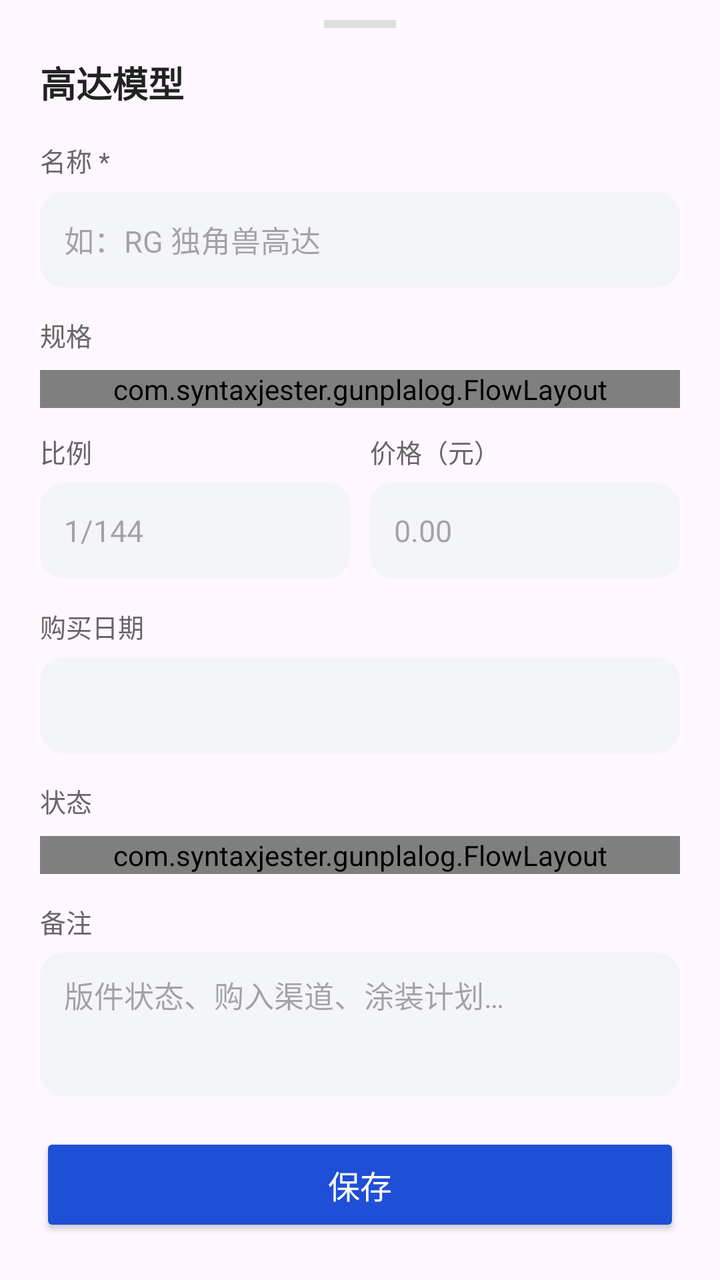
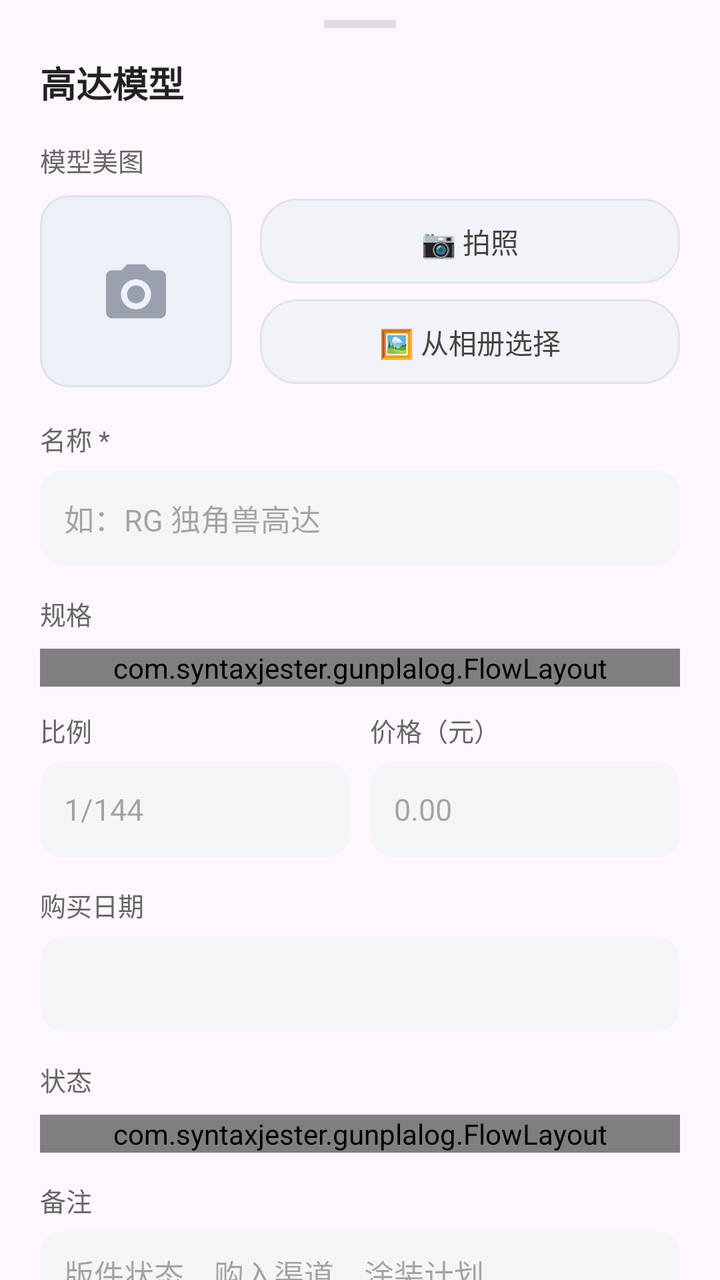

The first picture is an Android layout as it rendered before a commit; the second is the same layout after the commit. The layout source and the unified diff follow.
<!-- AndroidManifest.xml: application theme Theme.GunplaLog -->
<!-- res/layout/sheet_edit.xml -->
<?xml version="1.0" encoding="utf-8"?>
<androidx.core.widget.NestedScrollView xmlns:android="http://schemas.android.com/apk/res/android"
    xmlns:app="http://schemas.android.com/apk/res-auto"
    android:layout_width="match_parent"
    android:layout_height="wrap_content"
    android:fillViewport="true">

    <LinearLayout
        android:layout_width="match_parent"
        android:layout_height="wrap_content"
        android:orientation="vertical"
        android:paddingLeft="20dp"
        android:paddingTop="10dp"
        android:paddingRight="20dp"
        android:paddingBottom="28dp">

        <View
            android:layout_width="36dp"
            android:layout_height="4dp"
            android:layout_gravity="center_horizontal"
            android:background="#DDDDDD" />

        <TextView
            android:layout_width="wrap_content"
            android:layout_height="wrap_content"
            android:layout_marginTop="14dp"
            android:text="@string/sheet_title"
            android:textColor="#222222"
            android:textSize="18sp"
            android:textStyle="bold" />

        <TextView
            android:layout_width="wrap_content"
            android:layout_height="wrap_content"
            android:layout_marginTop="16dp"
            android:text="@string/label_name"
            android:textColor="#666666"
            android:textSize="13sp" />

        <EditText
            android:id="@+id/etName"
            android:layout_width="match_parent"
            android:layout_height="48dp"
            android:layout_marginTop="6dp"
            android:background="@drawable/bg_input"
            android:hint="@string/hint_name"
            android:importantForAutofill="no"
            android:inputType="text"
            android:maxLines="1"
            android:paddingLeft="12dp"
            android:paddingRight="12dp"
            android:textSize="15sp" />

        <TextView
            android:layout_width="wrap_content"
            android:layout_height="wrap_content"
            android:layout_marginTop="14dp"
            android:text="@string/label_grade"
            android:textColor="#666666"
            android:textSize="13sp" />

        <com.syntaxjester.gunplalog.FlowLayout
            android:id="@+id/flowGrade"
            android:layout_width="match_parent"
            android:layout_height="wrap_content"
            android:layout_marginTop="8dp" />

        <LinearLayout
            android:layout_width="match_parent"
            android:layout_height="wrap_content"
            android:layout_marginTop="12dp"
            android:orientation="horizontal">

            <LinearLayout
                android:layout_width="0dp"
                android:layout_height="wrap_content"
                android:layout_marginRight="10dp"
                android:layout_weight="1"
                android:orientation="vertical">

                <TextView
                    android:layout_width="wrap_content"
                    android:layout_height="wrap_content"
                    android:text="@string/label_scale"
                    android:textColor="#666666"
                    android:textSize="13sp" />

                <EditText
                    android:id="@+id/etScale"
                    android:layout_width="match_parent"
                    android:layout_height="48dp"
                    android:layout_marginTop="6dp"
                    android:background="@drawable/bg_input"
                    android:hint="@string/hint_scale"
                    android:importantForAutofill="no"
                    android:inputType="text"
                    android:maxLines="1"
                    android:paddingLeft="12dp"
                    android:paddingRight="12dp"
                    android:textSize="15sp" />
            </LinearLayout>

            <LinearLayout
                android:layout_width="0dp"
                android:layout_height="wrap_content"
                android:layout_weight="1"
                android:orientation="vertical">

                <TextView
                    android:layout_width="wrap_content"
                    android:layout_height="wrap_content"
                    android:text="@string/label_price"
                    android:textColor="#666666"
                    android:textSize="13sp" />

                <EditText
                    android:id="@+id/etPrice"
                    android:layout_width="match_parent"
                    android:layout_height="48dp"
                    android:layout_marginTop="6dp"
                    android:background="@drawable/bg_input"
                    android:hint="@string/hint_price"
                    android:importantForAutofill="no"
                    android:inputType="numberDecimal"
                    android:maxLines="1"
                    android:paddingLeft="12dp"
                    android:paddingRight="12dp"
                    android:textSize="15sp" />
            </LinearLayout>
        </LinearLayout>

        <TextView
            android:layout_width="wrap_content"
            android:layout_height="wrap_content"
            android:layout_marginTop="14dp"
            android:text="@string/label_date"
            android:textColor="#666666"
            android:textSize="13sp" />

        <EditText
            android:id="@+id/etDate"
            android:layout_width="match_parent"
            android:layout_height="48dp"
            android:layout_marginTop="6dp"
            android:background="@drawable/bg_input"
            android:clickable="true"
            android:cursorVisible="false"
            android:focusable="false"
            android:importantForAutofill="no"
            android:inputType="none"
            android:maxLines="1"
            android:paddingLeft="12dp"
            android:paddingRight="12dp"
            android:textSize="15sp" />

        <TextView
            android:layout_width="wrap_content"
            android:layout_height="wrap_content"
            android:layout_marginTop="14dp"
            android:text="@string/label_status"
            android:textColor="#666666"
            android:textSize="13sp" />

        <com.syntaxjester.gunplalog.FlowLayout
            android:id="@+id/flowStatus"
            android:layout_width="match_parent"
            android:layout_height="wrap_content"
            android:layout_marginTop="8dp" />

        <TextView
            android:layout_width="wrap_content"
            android:layout_height="wrap_content"
            android:layout_marginTop="14dp"
            android:text="@string/label_note"
            android:textColor="#666666"
            android:textSize="13sp" />

        <EditText
            android:id="@+id/etNote"
            android:layout_width="match_parent"
            android:layout_height="72dp"
            android:layout_marginTop="6dp"
            android:background="@drawable/bg_input"
            android:gravity="top"
            android:hint="@string/hint_note"
            android:importantForAutofill="no"
            android:inputType="textMultiLine"
            android:minLines="2"
            android:paddingLeft="12dp"
            android:paddingTop="10dp"
            android:paddingRight="12dp"
            android:paddingBottom="10dp"
            android:textSize="15sp" />

        <Button
            android:id="@+id/btnSave"
            android:layout_width="match_parent"
            android:layout_height="52dp"
            android:layout_marginTop="18dp"
            android:backgroundTint="@color/primary"
            android:text="@string/save"
            android:textColor="#FFFFFF"
            android:textSize="16sp"
            app:cornerRadius="26dp" />
    </LinearLayout>
</androidx.core.widget.NestedScrollView>
<!-- resources referenced by this layout -->
<resources>
  <color name="primary">#1E4FD6</color>
  <!-- drawable bg_input (drawable) -->
  <?xml version="1.0" encoding="utf-8"?>
  <shape xmlns:android="http://schemas.android.com/apk/res/android">
      <solid android:color="#F4F5F7" />
      <corners android:radius="12dp" />
  </shape>
  <string name="hint_name">如：RG 独角兽高达</string>
  <string name="hint_note">版件状态、购入渠道、涂装计划…</string>
  <string name="hint_price">0.00</string>
  <string name="hint_scale">1/144</string>
  <string name="label_date">购买日期</string>
  <string name="label_grade">规格</string>
  <string name="label_name">名称 *</string>
  <string name="label_note">备注</string>
  <string name="label_price">价格（元）</string>
  <string name="label_scale">比例</string>
  <string name="label_status">状态</string>
  <string name="save">保存</string>
  <string name="sheet_title">高达模型</string>
  <style name="Theme.GunplaLog" parent="Theme.Material3.DayNight.NoActionBar">
          <item name="colorPrimary">@color/primary</item>
          
          <item name="android:statusBarColor">@android:color/transparent</item>
          <item name="android:windowLightStatusBar">false</item>
          <item name="android:navigationBarColor">@android:color/transparent</item>
      </style>
</resources>

<!-- the commit's change to res/layout/sheet_edit.xml (unified diff, before → after) -->
@@ -28,6 +28,83 @@
             android:textColor="#222222"
             android:textSize="18sp"
             android:textStyle="bold" />
+
+        <TextView
+            android:layout_width="wrap_content"
+            android:layout_height="wrap_content"
+            android:layout_marginTop="16dp"
+            android:text="@string/label_photo"
+            android:textColor="#666666"
+            android:textSize="13sp" />
+
+        <LinearLayout
+            android:layout_width="match_parent"
+            android:layout_height="wrap_content"
+            android:layout_marginTop="8dp"
+            android:gravity="center_vertical"
+            android:orientation="horizontal">
+
+            <FrameLayout
+                android:layout_width="96dp"
+                android:layout_height="96dp">
+
+                <ImageView
+                    android:id="@+id/ivPhoto"
+                    android:layout_width="match_parent"
+                    android:layout_height="match_parent"
+                    android:background="@drawable/bg_photo_slot"
+                    android:clickable="true"
+                    android:contentDescription="@string/label_photo"
+                    android:focusable="true"
+                    android:padding="30dp"
+                    android:scaleType="centerCrop"
+                    android:src="@drawable/ic_camera" />
+
+                <ImageView
+                    android:id="@+id/btnPhotoRemove"
+                    android:layout_width="26dp"
+                    android:layout_height="26dp"
+                    android:layout_gravity="top|end"
+                    android:background="@drawable/bg_remove_circle"
+                    android:contentDescription="@string/photo_remove"
+                    android:padding="5dp"
+                    android:src="@drawable/ic_close"
+                    android:visibility="gone" />
+            </FrameLayout>
+
+            <LinearLayout
+                android:layout_width="0dp"
+                android:layout_height="wrap_content"
+                android:layout_marginLeft="14dp"
+                android:layout_weight="1"
+                android:orientation="vertical">
+
+                <TextView
+                    android:id="@+id/btnCamera"
+                    android:layout_width="match_parent"
+                    android:layout_height="wrap_content"
+                    android:background="@drawable/pill_sheet_bg"
+                    android:gravity="center"
+                    android:paddingTop="11dp"
+                    android:paddingBottom="11dp"
+                    android:text="@string/photo_camera"
+                    android:textColor="#444444"
+                    android:textSize="14sp" />
+
+                <TextView
+                    android:id="@+id/btnGallery"
+                    android:layout_width="match_parent"
+                    android:layout_height="wrap_content"
+                    android:layout_marginTop="8dp"
+                    android:background="@drawable/pill_sheet_bg"
+                    android:gravity="center"
+                    android:paddingTop="11dp"
+                    android:paddingBottom="11dp"
+                    android:text="@string/photo_gallery"
+                    android:textColor="#444444"
+                    android:textSize="14sp" />
+            </LinearLayout>
+        </LinearLayout>
 
         <TextView
             android:layout_width="wrap_content"
<!-- resource entries referenced after the edit -->
@@ -7,6 +7,63 @@
       <solid android:color="#F4F5F7" />
       <corners android:radius="12dp" />
   </shape>
+  <!-- drawable bg_photo_slot (drawable) -->
+  <?xml version="1.0" encoding="utf-8"?>
+  <shape xmlns:android="http://schemas.android.com/apk/res/android">
+      <solid android:color="#EDF0F6" />
+      <corners android:radius="14dp" />
+      <stroke
+          android:width="1dp"
+          android:color="#DDE2EC" />
+  </shape>
+  <!-- drawable bg_remove_circle (drawable) -->
+  <?xml version="1.0" encoding="utf-8"?>
+  <shape xmlns:android="http://schemas.android.com/apk/res/android"
+      android:shape="oval">
+      <solid android:color="#CC000000" />
+  </shape>
+  <!-- drawable ic_camera (drawable) -->
+  <?xml version="1.0" encoding="utf-8"?>
+  <vector xmlns:android="http://schemas.android.com/apk/res/android"
+      android:width="24dp"
+      android:height="24dp"
+      android:viewportWidth="24"
+      android:viewportHeight="24">
+      <path
+          android:fillColor="#9AA0AC"
+          android:pathData="M9,3L7.17,5H4C2.9,5 2,5.9 2,7v12c0,1.1 0.9,2 2,2h16c1.1,0 2,-0.9 2,-2V7c0,-1.1 -0.9,-2 -2,-2h-3.17L15,3H9zM12,18c-2.76,0 -5,-2.24 -5,-5s2.24,-5 5,-5 5,2.24 5,5 -2.24,5 -5,5z" />
+      <path
+          android:fillColor="#9AA0AC"
+          android:pathData="M12,10c-1.66,0 -3,1.34 -3,3s1.34,3 3,3 3,-1.34 3,-3 -1.34,-3 -3,-3z" />
+  </vector>
+  <!-- drawable ic_close (drawable) -->
+  <?xml version="1.0" encoding="utf-8"?>
+  <vector xmlns:android="http://schemas.android.com/apk/res/android"
+      android:width="24dp"
+      android:height="24dp"
+      android:viewportWidth="24"
+      android:viewportHeight="24">
+      <path
+          android:fillColor="#FFFFFF"
+          android:pathData="M19,6.41L17.59,5 12,10.59 6.41,5 5,6.41 10.59,12 5,17.59 6.41,19 12,13.41 17.59,19 19,17.59 13.41,12z" />
+  </vector>
+  <!-- drawable pill_sheet_bg (drawable) -->
+  <?xml version="1.0" encoding="utf-8"?>
+  <selector xmlns:android="http://schemas.android.com/apk/res/android">
+      <item android:state_selected="true">
+          <shape android:shape="rectangle">
+              <solid android:color="#1E4FD6" />
+              <corners android:radius="18dp" />
+          </shape>
+      </item>
+      <item>
+          <shape android:shape="rectangle">
+              <solid android:color="#F1F3F8" />
+              <corners android:radius="18dp" />
+              <stroke android:width="1dp" android:color="#E0E4EE" />
+          </shape>
+      </item>
+  </selector>
   <string name="hint_name">如：RG 独角兽高达</string>
   <string name="hint_note">版件状态、购入渠道、涂装计划…</string>
   <string name="hint_price">0.00</string>
@@ -15,9 +72,13 @@
   <string name="label_grade">规格</string>
   <string name="label_name">名称 *</string>
   <string name="label_note">备注</string>
+  <string name="label_photo">模型美图</string>
   <string name="label_price">价格（元）</string>
   <string name="label_scale">比例</string>
   <string name="label_status">状态</string>
+  <string name="photo_camera">📷 拍照</string>
+  <string name="photo_gallery">🖼 从相册选择</string>
+  <string name="photo_remove">移除图片</string>
   <string name="save">保存</string>
   <string name="sheet_title">高达模型</string>
   <style name="Theme.GunplaLog" parent="Theme.Material3.DayNight.NoActionBar">
